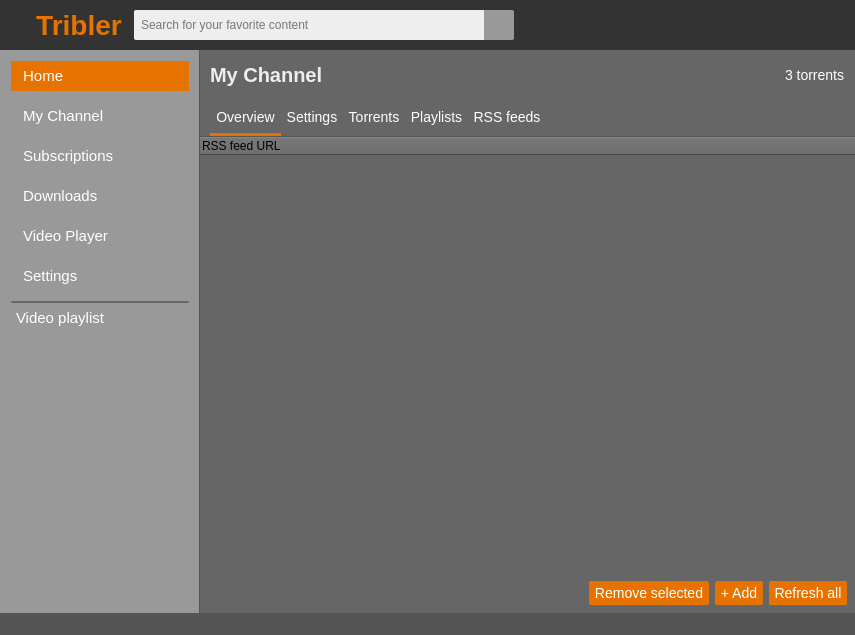
Old version of the form TriblerGUI/qt_resources/mainwindow.ui in the repository Tribler/tribler.
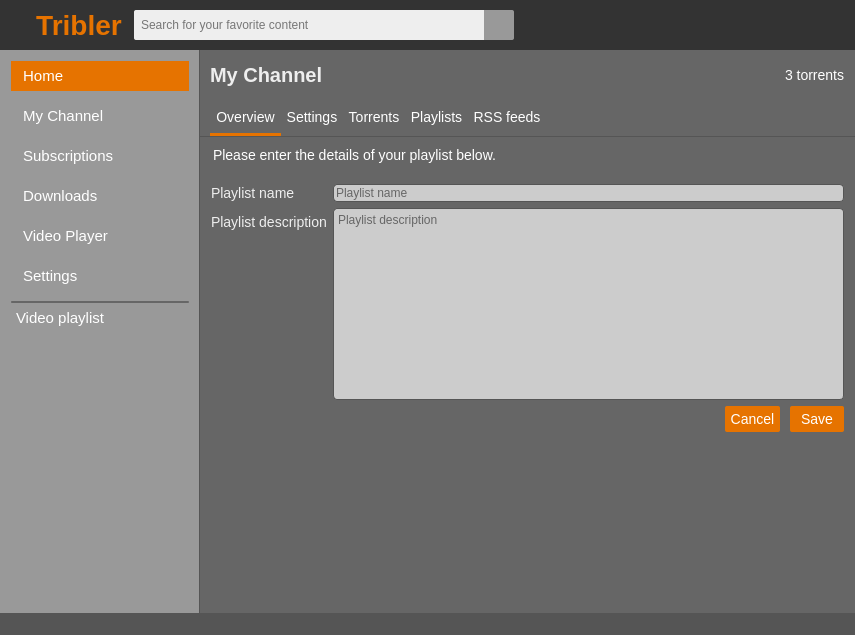
New version of the form. Icons and pictures are not drawn. Custom widgets are drawn as their Qt base class.

Commit message: Various improvements regarding playlists

Diff of the .ui file:
```diff
--- a/TriblerGUI/qt_resources/mainwindow.ui
+++ b/TriblerGUI/qt_resources/mainwindow.ui
@@ -1647,7 +1647,7 @@
                  <number>1</number>
                 </property>
                 <property name="currentIndex">
-                 <number>4</number>
+                 <number>5</number>
                 </property>
                 <widget class="QWidget" name="my_channel_details_overview_page">
                  <layout class="QVBoxLayout" name="verticalLayout">
@@ -2443,6 +2443,230 @@
                   </item>
                  </layout>
                 </widget>
+                <widget class="QWidget" name="my_channel_details_playlist_edit_page">
+                 <layout class="QVBoxLayout" name="verticalLayout">
+                  <property name="spacing">
+                   <number>0</number>
+                  </property>
+                  <property name="leftMargin">
+                   <number>0</number>
+                  </property>
+                  <property name="topMargin">
+                   <number>0</number>
+                  </property>
+                  <property name="rightMargin">
+                   <number>0</number>
+                  </property>
+                  <property name="bottomMargin">
+                   <number>0</number>
+                  </property>
+                  <item>
+                   <spacer name="verticalSpacer">
+                    <property name="orientation">
+                     <enum>Qt::Vertical</enum>
+                    </property>
+                    <property name="sizeType">
+                     <enum>QSizePolicy::Fixed</enum>
+                    </property>
+                    <property name="sizeHint" stdset="0">
+                     <size>
+                      <width>20</width>
+                      <height>10</height>
+                     </size>
+                    </property>
+                   </spacer>
+                  </item>
+                  <item>
+                   <widget class="QLabel" name="label_27">
+                    <property name="styleSheet">
+                     <string notr="true">margin-left: 10px;</string>
+                    </property>
+                    <property name="text">
+                     <string>Please enter the details of your playlist below.</string>
+                    </property>
+                   </widget>
+                  </item>
+                  <item>
+                   <spacer name="verticalSpacer_3">
+                    <property name="orientation">
+                     <enum>Qt::Vertical</enum>
+                    </property>
+                    <property name="sizeType">
+                     <enum>QSizePolicy::Minimum</enum>
+                    </property>
+                    <property name="sizeHint" stdset="0">
+                     <size>
+                      <width>20</width>
+                      <height>10</height>
+                     </size>
+                    </property>
+                   </spacer>
+                  </item>
+                  <item>
+                   <widget class="QWidget" name="playlist_edit_form" native="true">
+                    <layout class="QFormLayout" name="formLayout_5">
+                     <property name="fieldGrowthPolicy">
+                      <enum>QFormLayout::ExpandingFieldsGrow</enum>
+                     </property>
+                     <item row="0" column="0">
+                      <widget class="QLabel" name="playlist_edit_name_label">
+                       <property name="styleSheet">
+                        <string notr="true">color: #eee;</string>
+                       </property>
+                       <property name="text">
+                        <string>Playlist name</string>
+                       </property>
+                      </widget>
+                     </item>
+                     <item row="0" column="1">
+                      <widget class="QLineEdit" name="playlist_edit_name">
+                       <property name="styleSheet">
+                        <string notr="true">border: 1px solid #555;
+background-color: #ccc;
+border-radius: 4px;</string>
+                       </property>
+                       <property name="placeholderText">
+                        <string>Playlist name</string>
+                       </property>
+                      </widget>
+                     </item>
+                     <item row="1" column="0">
+                      <widget class="QLabel" name="playlist_edit_description_label">
+                       <property name="styleSheet">
+                        <string notr="true">color: #eee;</string>
+                       </property>
+                       <property name="text">
+                        <string>Playlist description</string>
+                       </property>
+                      </widget>
+                     </item>
+                     <item row="1" column="1">
+                      <widget class="QTextEdit" name="playlist_edit_description">
+                       <property name="styleSheet">
+                        <string notr="true">border: 1px solid #555;
+background-color: #ccc;
+border-radius: 4px;</string>
+                       </property>
+                       <property name="placeholderText">
+                        <string>Playlist description</string>
+                       </property>
+                      </widget>
+                     </item>
+                     <item row="2" column="1">
+                      <widget class="QWidget" name="widget_12" native="true">
+                       <layout class="QHBoxLayout" name="horizontalLayout_30">
+                        <property name="spacing">
+                         <number>0</number>
+                        </property>
+                        <property name="leftMargin">
+                         <number>0</number>
+                        </property>
+                        <property name="topMargin">
+                         <number>0</number>
+                        </property>
+                        <property name="rightMargin">
+                         <number>0</number>
+                        </property>
+                        <property name="bottomMargin">
+                         <number>0</number>
+                        </property>
+                        <item>
+                         <spacer name="horizontalSpacer_49">
+                          <property name="orientation">
+                           <enum>Qt::Horizontal</enum>
+                          </property>
+                          <property name="sizeHint" stdset="0">
+                           <size>
+                            <width>440</width>
+                            <height>20</height>
+                           </size>
+                          </property>
+                         </spacer>
+                        </item>
+                        <item>
+                         <widget class="QToolButton" name="playlist_edit_cancel_button">
+                          <property name="minimumSize">
+                           <size>
+                            <width>0</width>
+                            <height>26</height>
+                           </size>
+                          </property>
+                          <property name="maximumSize">
+                           <size>
+                            <width>16777215</width>
+                            <height>26</height>
+                           </size>
+                          </property>
+                          <property name="cursor">
+                           <cursorShape>PointingHandCursor</cursorShape>
+                          </property>
+                          <property name="text">
+                           <string>Cancel</string>
+                          </property>
+                         </widget>
+                        </item>
+                        <item>
+                         <spacer name="horizontalSpacer_50">
+                          <property name="orientation">
+                           <enum>Qt::Horizontal</enum>
+                          </property>
+                          <property name="sizeType">
+                           <enum>QSizePolicy::Fixed</enum>
+                          </property>
+                          <property name="sizeHint" stdset="0">
+                           <size>
+                            <width>10</width>
+                            <height>20</height>
+                           </size>
+                          </property>
+                         </spacer>
+                        </item>
+                        <item>
+                         <widget class="QToolButton" name="playlist_edit_save_button">
+                          <property name="minimumSize">
+                           <size>
+                            <width>54</width>
+                            <height>26</height>
+                           </size>
+                          </property>
+                          <property name="maximumSize">
+                           <size>
+                            <width>54</width>
+                            <height>26</height>
+                           </size>
+                          </property>
+                          <property name="cursor">
+                           <cursorShape>PointingHandCursor</cursorShape>
+                          </property>
+                          <property name="styleSheet">
+                           <string notr="true"/>
+                          </property>
+                          <property name="text">
+                           <string>Save</string>
+                          </property>
+                         </widget>
+                        </item>
+                       </layout>
+                      </widget>
+                     </item>
+                    </layout>
+                   </widget>
+                  </item>
+                  <item>
+                   <spacer name="verticalSpacer_2">
+                    <property name="orientation">
+                     <enum>Qt::Vertical</enum>
+                    </property>
+                    <property name="sizeHint" stdset="0">
+                     <size>
+                      <width>20</width>
+                      <height>40</height>
+                     </size>
+                    </property>
+                   </spacer>
+                  </item>
+                 </layout>
+                </widget>
                </widget>
               </item>
              </layout>
@@ -6432,6 +6656,12 @@
    <header>homepage.h</header>
    <container>1</container>
   </customwidget>
+  <customwidget>
+   <class>PlaylistPage</class>
+   <extends>QWidget</extends>
+   <header>playlistpage.h</header>
+   <container>1</container>
+  </customwidget>
  </customwidgets>
  <resources/>
  <connections>
```
Left out of the diff: 368 changed lines with no effect on the pictures. The commit also changes 10 other files.
